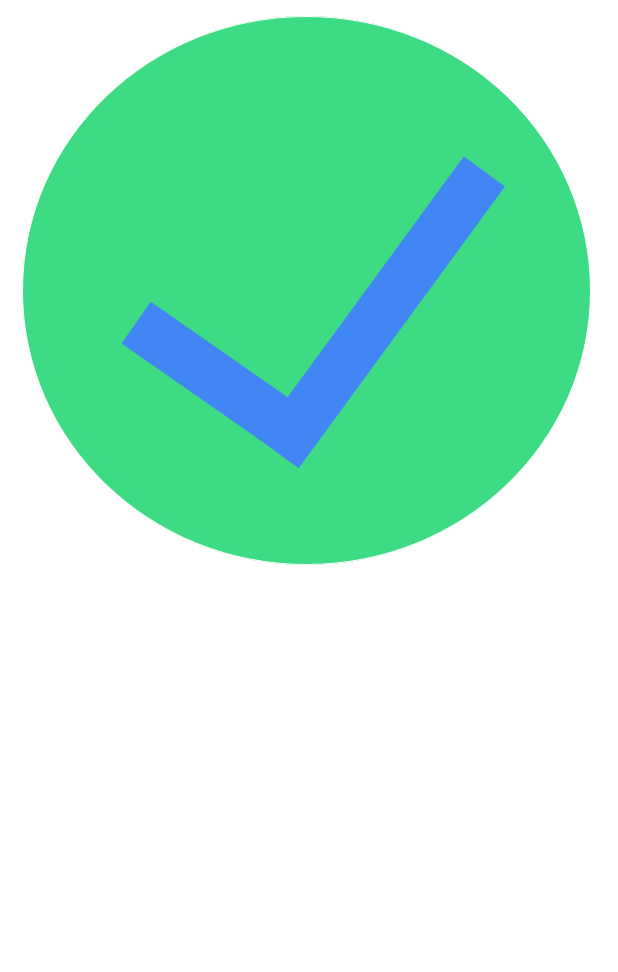
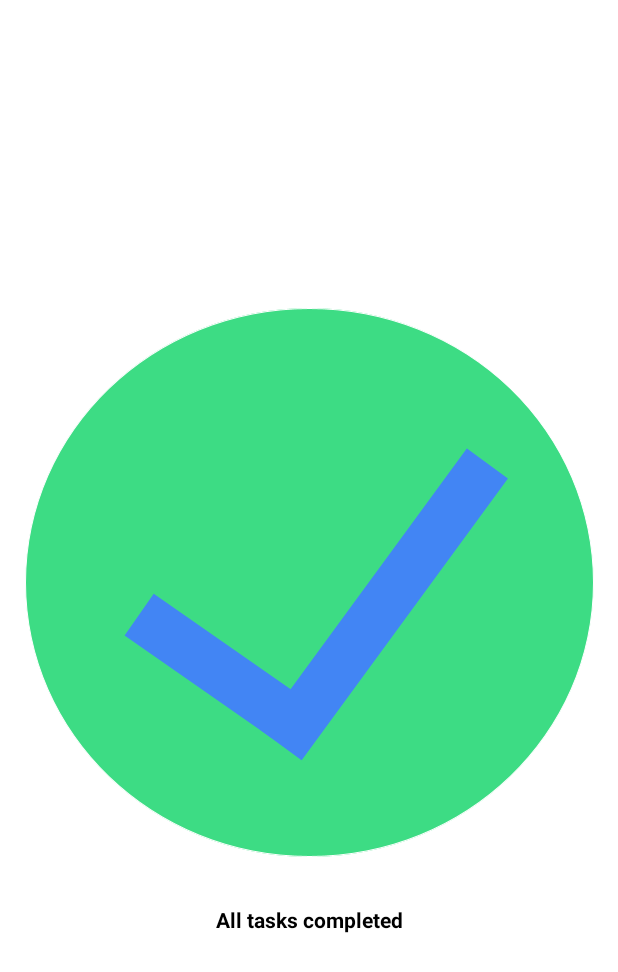
Before and after one commit to Lotsoo/task-manager-app, an Android app built with Jetpack Compose: the @Preview function TaskManagerAppPreview, on a phone screen of 412 x 824 dp. Shown: the top 972 px of the screen. Run offline under Robolectric (Android 15) with nearby library versions, the phone set to English and light mode, and no system bars.

Commit message:
Added Text

```diff
--- a/app/src/main/java/com/example/taskmanager/MainActivity.kt
+++ b/app/src/main/java/com/example/taskmanager/MainActivity.kt
@@ -5,18 +5,24 @@ import androidx.activity.ComponentActivity
 import androidx.activity.compose.setContent
 import androidx.activity.enableEdgeToEdge
 import androidx.compose.foundation.Image
+import androidx.compose.foundation.layout.Arrangement
 import androidx.compose.foundation.layout.Column
+import androidx.compose.foundation.layout.fillMaxHeight
 import androidx.compose.foundation.layout.fillMaxSize
+import androidx.compose.foundation.layout.fillMaxWidth
 import androidx.compose.foundation.layout.padding
 import androidx.compose.material3.MaterialTheme
 import androidx.compose.material3.Scaffold
 import androidx.compose.material3.Surface
 import androidx.compose.material3.Text
 import androidx.compose.runtime.Composable
+import androidx.compose.ui.Alignment
 import androidx.compose.ui.Modifier
 import androidx.compose.ui.graphics.painter.Painter
 import androidx.compose.ui.res.painterResource
+import androidx.compose.ui.text.font.FontWeight
 import androidx.compose.ui.tooling.preview.Preview
+import androidx.compose.ui.unit.dp
 import com.example.taskmanager.ui.theme.TaskManagerTheme
 
 class MainActivity : ComponentActivity() {
@@ -29,7 +35,7 @@ class MainActivity : ComponentActivity() {
                     modifier = Modifier.fillMaxSize(),
                     color = MaterialTheme.colorScheme.background
                 ) {
-
+                    TaskManagerApp(image = painterResource(id = R.drawable.ic_task_completed))
                 }
             }
         }
@@ -37,9 +43,18 @@ class MainActivity : ComponentActivity() {
 }
 
 @Composable
-fun TaskManagerApp(image: Painter, modifier: Modifier = Modifier) {
-    Column {
+fun TaskManagerApp(image: Painter,  modifier: Modifier = Modifier) {
+    Column(
+        modifier = Modifier.fillMaxSize(),
+        verticalArrangement = Arrangement.Center,
+        horizontalAlignment = Alignment.CenterHorizontally
+    ) {
         Image(painter = image, contentDescription = null)
+        Text(
+            modifier = Modifier.padding(top = 24.dp, bottom = 8.dp),
+            text = "All tasks completed",
+            fontWeight = FontWeight.Bold
+        )
     }
 }
 
```
